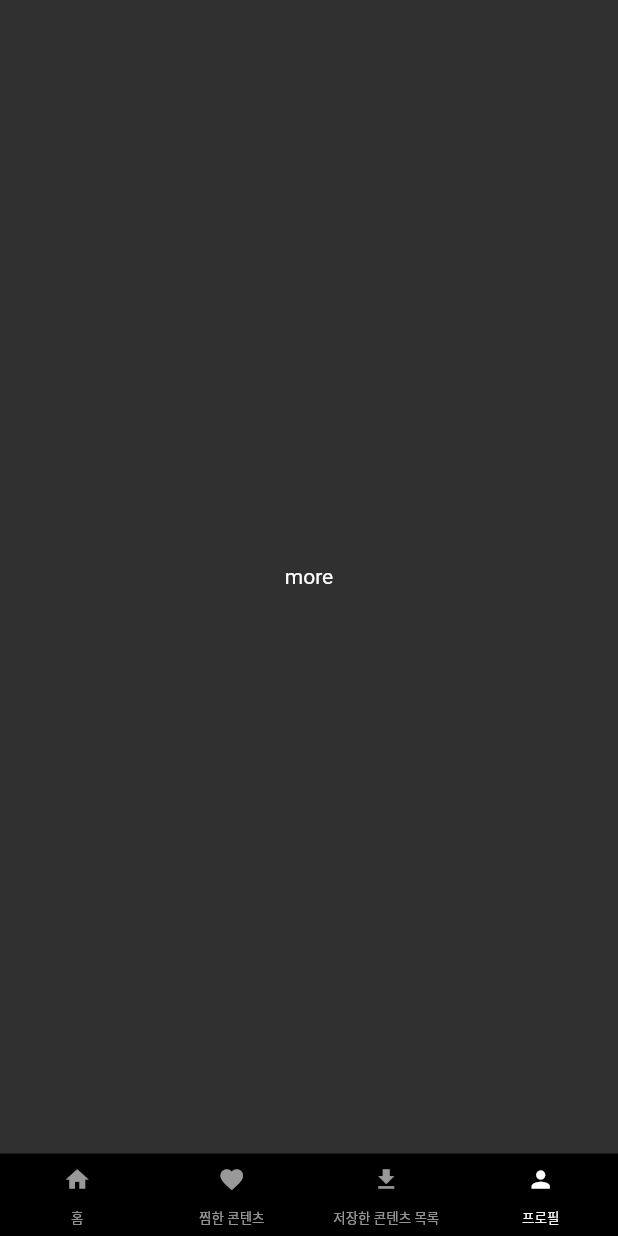
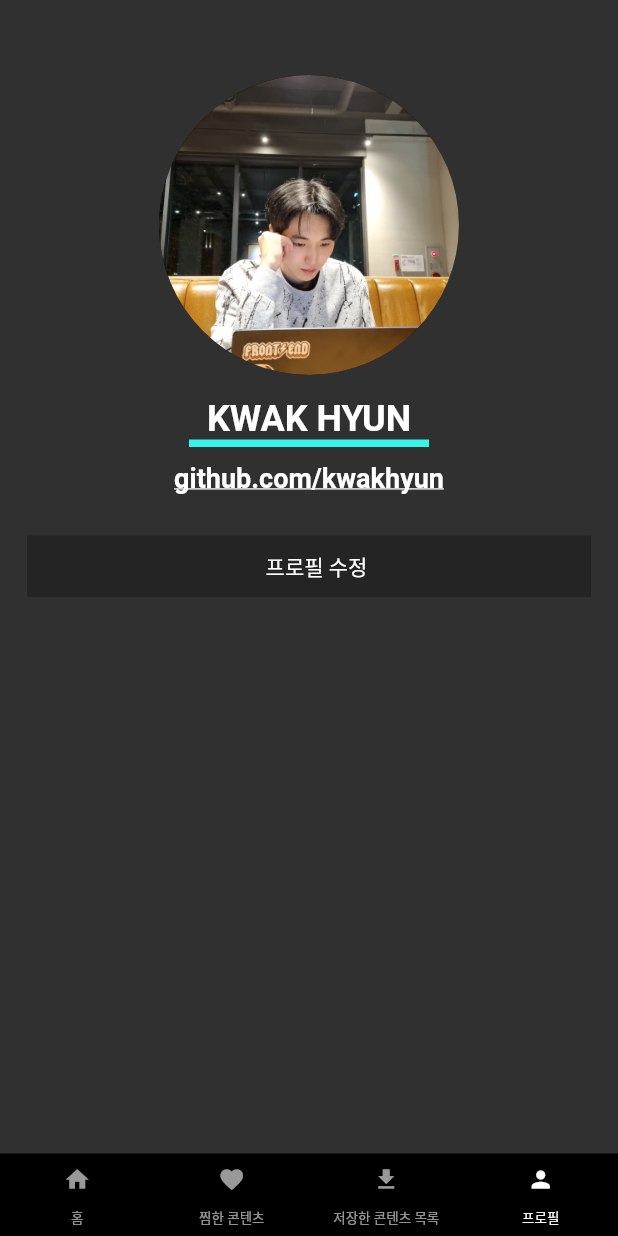
Before and after one commit to kwakhyun/netflutter, a Flutter app: the screen it shows after launch, item 4 of the bottom bar chosen, on a phone screen of 412 x 824 dp. Run offline on Flutter 3.47's test engine with Material 2 defaults, Android fonts, the phone set to English and light mode, and no system bars; drawn by our look-alikes of flutter_linkify; our stand-ins replace carousel_slider.

Commit message:
Feat: profile screen

```diff
--- a/lib/main.dart
+++ b/lib/main.dart
@@ -1,5 +1,6 @@
 import 'package:flutter/material.dart';
 import 'package:netflutter/screen/home_screen.dart';
+import 'package:netflutter/screen/profile_screen.dart';
 import 'package:netflutter/widget/bottom_bar.dart';
 
 void main() {
@@ -41,11 +42,7 @@ class _MyAppState extends State<MyApp> {
                   child: Text("save"),
                 ),
               ),
-              Container(
-                child: const Center(
-                  child: Text("more"),
-                ),
-              )
+              ProfileScreen(),
             ],
           ),
           bottomNavigationBar: const BottomBar(),
--- /dev/null
+++ b/lib/screen/profile_screen.dart
@@ -0,0 +1,83 @@
+import 'package:flutter/material.dart';
+import 'package:flutter_linkify/flutter_linkify.dart';
+import 'package:url_launcher/url_launcher.dart';
+
+class ProfileScreen extends StatelessWidget {
+  const ProfileScreen({super.key});
+
+  @override
+  Widget build(BuildContext context) {
+    return Center(
+      child: Column(
+        children: <Widget>[
+          Container(
+            padding: const EdgeInsets.only(top: 50),
+            child: const CircleAvatar(
+              backgroundImage: AssetImage('images/profile_img.jpeg'),
+              radius: 100,
+            ),
+          ),
+          Container(
+            padding: const EdgeInsets.only(top: 15),
+            child: const Text(
+              'KWAK HYUN',
+              style: TextStyle(
+                fontWeight: FontWeight.bold,
+                fontSize: 24,
+                color: Colors.white,
+              ),
+            ),
+          ),
+          Container(
+            padding: const EdgeInsets.all(10),
+            width: 160,
+            height: 5,
+            color: const Color.fromARGB(255, 54, 244, 231),
+          ),
+          Container(
+            padding: const EdgeInsets.all(10),
+            child: Linkify(
+              text: "https://github.com/kwakhyun",
+              style: const TextStyle(
+                fontWeight: FontWeight.bold,
+                fontSize: 18,
+              ),
+              linkStyle: const TextStyle(
+                color: Colors.white,
+              ),
+              onOpen: (link) async {
+                if (await canLaunch(link.url)) {
+                  await launch(link.url);
+                }
+              },
+            ),
+          ),
+          Container(
+            padding: const EdgeInsets.all(10),
+            child: TextButton(
+              onPressed: () {},
+              child: Container(
+                padding: const EdgeInsets.all(10),
+                color: Colors.black26,
+                child: Row(
+                  mainAxisAlignment: MainAxisAlignment.center,
+                  children: const <Widget>[
+                    SizedBox(
+                      width: 10,
+                    ),
+                    Text(
+                      '프로필 수정',
+                      style: TextStyle(
+                        color: Colors.white,
+                      ),
+                    )
+                  ],
+                ),
+              ),
+            ),
+          )
+        ],
+      ),
+    );
+  }
+}
--- a/pubspec.yaml
+++ b/pubspec.yaml
@@ -32,7 +32,8 @@ dependencies:
   flutter:
     sdk: flutter
   carousel_slider:
-
+  flutter_linkify:
+  url_launcher:
 
   # The following adds the Cupertino Icons font to your application.
   # Use with the CupertinoIcons class for iOS style icons.
@@ -64,6 +65,7 @@ flutter:
   assets:
     - images/flutter_logo.png
     - images/avatar_poster.jpeg
+    - images/profile_img.jpeg
 
   # An image asset can refer to one or more resolution-specific "variants", see
   # https://flutter.dev/assets-and-images/#resolution-aware
```
Also changed, not shown: images/profile_img.jpeg (added), pubspec.lock, 11 other files.
